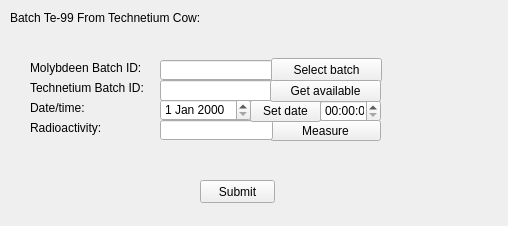
Qt form QtKoeWare/UI Files/TechnetiumBatch.ui (1000monkeys/QtKoeWare) before a commit.
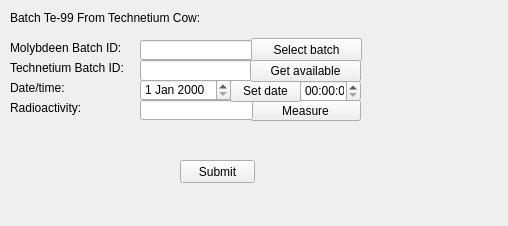
The same form after that commit.

Patch:
```diff
--- a/QtKoeWare/UI Files/TechnetiumBatch.ui
+++ b/QtKoeWare/UI Files/TechnetiumBatch.ui
@@ -32,8 +32,8 @@
   <widget class="QLabel" name="moBatchLabel">
    <property name="geometry">
     <rect>
-     <x>30</x>
-     <y>60</y>
+     <x>10</x>
+     <y>40</y>
      <width>111</width>
      <height>16</height>
     </rect>
@@ -45,8 +45,8 @@
   <widget class="QLabel" name="radioActivityLabel">
    <property name="geometry">
     <rect>
-     <x>30</x>
-     <y>120</y>
+     <x>10</x>
+     <y>100</y>
      <width>71</width>
      <height>16</height>
     </rect>
@@ -58,8 +58,8 @@
   <widget class="QPushButton" name="teMeasureButton">
    <property name="geometry">
     <rect>
-     <x>270</x>
-     <y>120</y>
+     <x>250</x>
+     <y>100</y>
      <width>111</width>
      <height>21</height>
     </rect>
@@ -71,8 +71,8 @@
   <widget class="QLineEdit" name="moBatchLine">
    <property name="geometry">
     <rect>
-     <x>160</x>
-     <y>60</y>
+     <x>140</x>
+     <y>40</y>
      <width>113</width>
      <height>20</height>
     </rect>
@@ -81,8 +81,8 @@
   <widget class="QLineEdit" name="teRadioactivityLine">
    <property name="geometry">
     <rect>
-     <x>160</x>
-     <y>120</y>
+     <x>140</x>
+     <y>100</y>
      <width>113</width>
      <height>20</height>
     </rect>
@@ -91,8 +91,8 @@
   <widget class="QPushButton" name="teSubmitButton">
    <property name="geometry">
     <rect>
-     <x>200</x>
-     <y>180</y>
+     <x>180</x>
+     <y>160</y>
      <width>75</width>
      <height>23</height>
     </rect>
@@ -104,8 +104,8 @@
   <widget class="QLabel" name="dateTimeLabel">
    <property name="geometry">
     <rect>
-     <x>30</x>
-     <y>100</y>
+     <x>10</x>
+     <y>80</y>
      <width>91</width>
      <height>16</height>
     </rect>
@@ -120,8 +120,8 @@
    </property>
    <property name="geometry">
     <rect>
-     <x>160</x>
-     <y>99</y>
+     <x>140</x>
+     <y>79</y>
      <width>91</width>
      <height>22</height>
     </rect>
@@ -302,8 +302,8 @@
   <widget class="QTimeEdit" name="teTimeEdit">
    <property name="geometry">
     <rect>
-     <x>320</x>
-     <y>100</y>
+     <x>300</x>
+     <y>80</y>
      <width>61</width>
      <height>22</height>
     </rect>
@@ -312,8 +312,8 @@
   <widget class="QPushButton" name="selectBatchButton">
    <property name="geometry">
     <rect>
-     <x>271</x>
-     <y>58</y>
+     <x>251</x>
+     <y>38</y>
      <width>111</width>
      <height>24</height>
     </rect>
@@ -325,8 +325,8 @@
   <widget class="QLabel" name="teBatchLabel">
    <property name="geometry">
     <rect>
-     <x>30</x>
-     <y>80</y>
+     <x>10</x>
+     <y>60</y>
      <width>121</width>
      <height>16</height>
     </rect>
@@ -338,8 +338,8 @@
   <widget class="QLineEdit" name="teBatchLine">
    <property name="geometry">
     <rect>
-     <x>160</x>
-     <y>80</y>
+     <x>140</x>
+     <y>60</y>
      <width>113</width>
      <height>21</height>
     </rect>
@@ -348,8 +348,8 @@
   <widget class="QPushButton" name="setDateButton">
    <property name="geometry">
     <rect>
-     <x>250</x>
-     <y>100</y>
+     <x>230</x>
+     <y>80</y>
      <width>71</width>
      <height>22</height>
     </rect>
@@ -361,8 +361,8 @@
   <widget class="QPushButton" name="checkAvailabilityButton">
    <property name="geometry">
     <rect>
-     <x>270</x>
-     <y>80</y>
+     <x>250</x>
+     <y>60</y>
      <width>111</width>
      <height>22</height>
     </rect>
```
